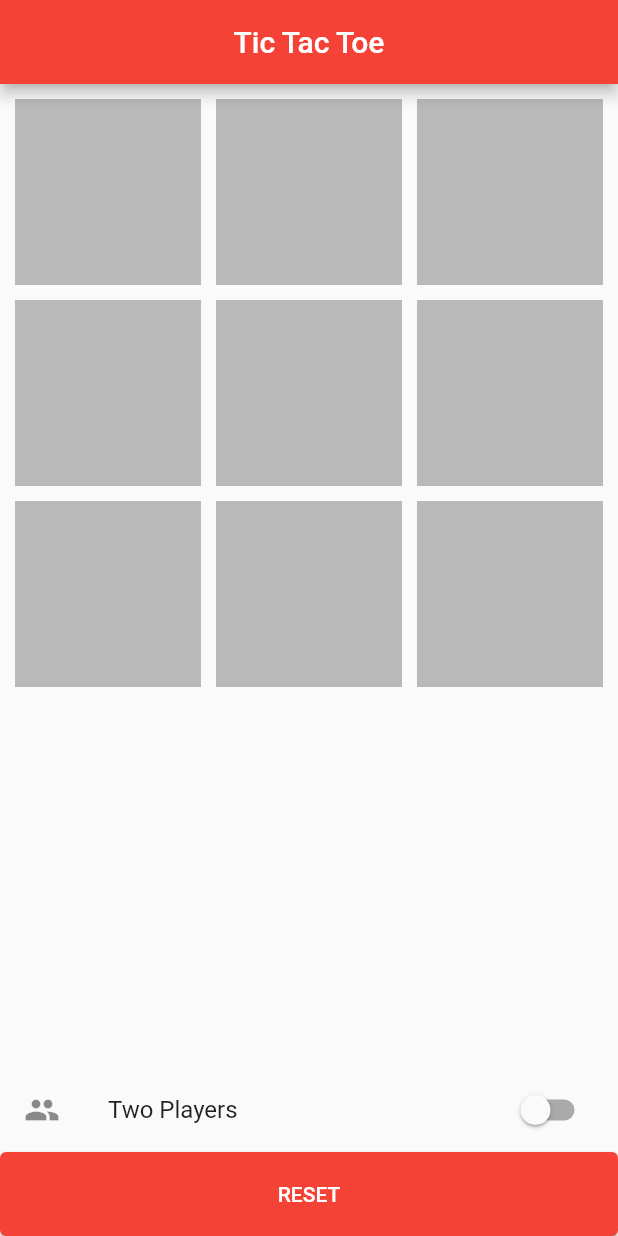
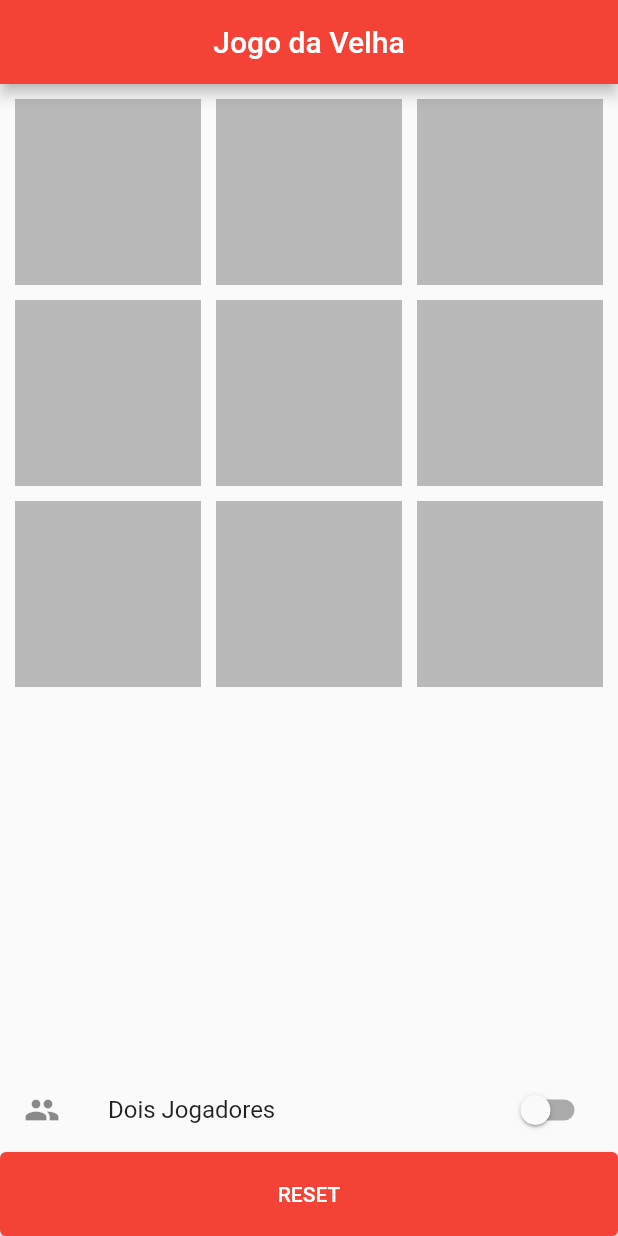
Before and after one commit to Renildo15/Tic-Tac-Toe-FLUTTER, a Flutter app: the screen it shows after launch, on a phone screen of 412 x 824 dp. Run offline on Flutter 3.47's test engine with Material 2 defaults, Android fonts, the phone set to English and light mode, and no system bars.

Commit message:
Observer implementado + outras mudanças #1

```diff
--- a/lib/core/constants.dart
+++ b/lib/core/constants.dart
@@ -8,10 +8,11 @@ const Color PLAYER2_COLOR = Colors.blue;
 const String PLAYER1_SYMBOL = 'X';
 const String PLAYER2_SYMBOL = 'O';
 
-const String GAME_TITLE = 'Tic Tac Toe';
-const String TIED_TITLE = 'Game Tied!';
-const String WIN_TITLE = 'Player [SYMBOL] won!';
-const String DIALOG_MESSAGE = 'Press the reset button to start again!';
-const String SINGLE_PLAYER_MODE_LABEL = 'Single Player';
-const String MULTIPLAYER_MODE_LABEL = 'Two Players';
+const String GAME_TITLE = 'Jogo da Velha';
+const String TIED_TITLE = 'O Jogo Empatou!';
+const String WIN_TITLE = 'O Jogador [SYMBOL] venceu!';
+const String DIALOG_MESSAGE =
+    'Pressione o botão de reset para reiniciar o jogo!';
+const String SINGLE_PLAYER_MODE_LABEL = 'Um Jogador';
+const String MULTIPLAYER_MODE_LABEL = 'Dois Jogadores';
 const String RESET_BUTTON_LABEL = 'RESET';
--- a/lib/models/board_tiles.dart
+++ b/lib/models/board_tiles.dart
@@ -1,16 +1,18 @@
 import 'package:flutter/material.dart';
+import 'package:jogo_da_velha/models/observer.dart';
 
-class BoardTile{
+class BoardTile implements Observer {
   final int id;
   String symbol;
   Color color;
   bool enable;
 
-  BoardTile(
-    this.id,{
-      this.symbol = '',
-      this.color = Colors.black26,
-      this.enable = true
-    }
-  );
+  BoardTile(this.id,
+      {this.symbol = '', this.color = Colors.black26, this.enable = true});
+
+  @override
+  void update(String sym, Color col) {
+    symbol = sym;
+    color = col;
+  }
 }
--- /dev/null
+++ b/lib/models/observable.dart
@@ -0,0 +1,4 @@
+abstract class Observable {
+  void register();
+  void notifyObserver(index);
+}
--- /dev/null
+++ b/lib/models/observer.dart
@@ -0,0 +1,5 @@
+import 'package:flutter/material.dart';
+
+abstract class Observer {
+  void update(String symbol, Color color) {}
+}
--- a/lib/pages/game_page.dart
+++ b/lib/pages/game_page.dart
@@ -93,7 +93,7 @@ class _GamePageState extends State<GamePage> {
     if (!_controller.tiles[index].enable) return;
 
     setState(() {
-      _controller.markBoardTileByIndex(index);
+      _controller.notifyObserver(index);
     });
 
     _checkWinner();
@@ -146,7 +146,7 @@ class _GamePageState extends State<GamePage> {
 
   _buildPlayerMode() {
     return SwitchListTile(
-      title: Text(_controller.isSinglePlayer ? 'Single Player' : 'Two Players'),
+      title: Text(_controller.isSinglePlayer ? 'Um Jogador' : 'Dois Jogadores'),
       secondary: Icon(_controller.isSinglePlayer ? Icons.person : Icons.group),
       value: _controller.isSinglePlayer,
       onChanged: (value) {
```
Also changed, not shown: lib/controllers/game_controller.dart (+15 -15 lines), 1 other file.
